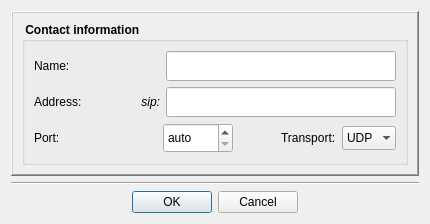
Old version of the form Homer/forms/Dialogs/ContactEditDialog.ui in the repository Homer-Conferencing/Homer-Conferencing.
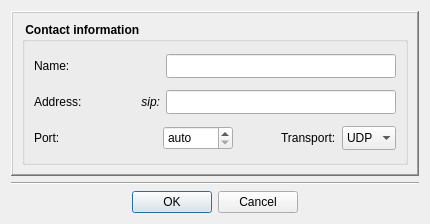
New version of the form. Icons and pictures are not drawn.

The edit to the form file:
```diff
--- a/Homer/forms/Dialogs/ContactEditDialog.ui
+++ b/Homer/forms/Dialogs/ContactEditDialog.ui
@@ -110,13 +110,7 @@
              <property name="minimumSize">
               <size>
                <width>230</width>
-               <height>30</height>
-              </size>
-             </property>
-             <property name="maximumSize">
-              <size>
-               <width>230</width>
-               <height>30</height>
+               <height>24</height>
               </size>
              </property>
              <property name="font">
@@ -215,13 +209,7 @@
              <property name="minimumSize">
               <size>
                <width>230</width>
-               <height>30</height>
-              </size>
-             </property>
-             <property name="maximumSize">
-              <size>
-               <width>230</width>
-               <height>30</height>
+               <height>24</height>
               </size>
              </property>
              <property name="font">
@@ -291,13 +279,7 @@
              <property name="minimumSize">
               <size>
                <width>70</width>
-               <height>30</height>
-              </size>
-             </property>
-             <property name="maximumSize">
-              <size>
-               <width>70</width>
-               <height>30</height>
+               <height>24</height>
               </size>
              </property>
              <property name="font">
```
Left out of the diff: 6 changed lines with no effect on the pictures.
